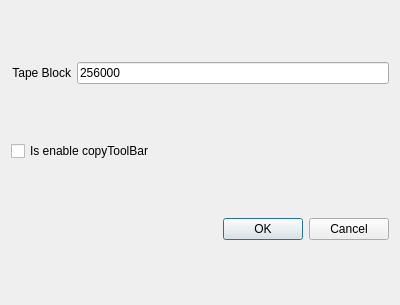
chenjh1234/datatool, file datatool/options.ui: the form before one commit.
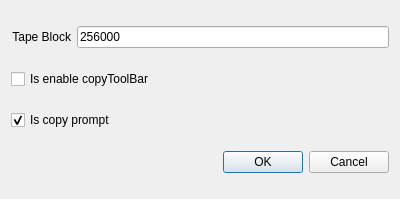
The form after the commit.

Commit message: option TAPEBLOCK

What changed in the file:
```diff
--- a/datatool/options.ui
+++ b/datatool/options.ui
@@ -7,7 +7,7 @@
     <x>0</x>
     <y>0</y>
     <width>400</width>
-    <height>305</height>
+    <height>199</height>
    </rect>
   </property>
   <property name="windowTitle">
@@ -39,6 +39,16 @@
     </widget>
    </item>
    <item row="2" column="0" colspan="2">
+    <widget class="QCheckBox" name="checkBoxCopyPrompt">
+     <property name="text">
+      <string>Is copy prompt</string>
+     </property>
+     <property name="checked">
+      <bool>true</bool>
+     </property>
+    </widget>
+   </item>
+   <item row="3" column="0" colspan="2">
     <widget class="QDialogButtonBox" name="buttonBox">
      <property name="orientation">
       <enum>Qt::Horizontal</enum>
```
Left out of the diff: 5 changed lines with no effect on the pictures. The commit also changes 14 other files.
